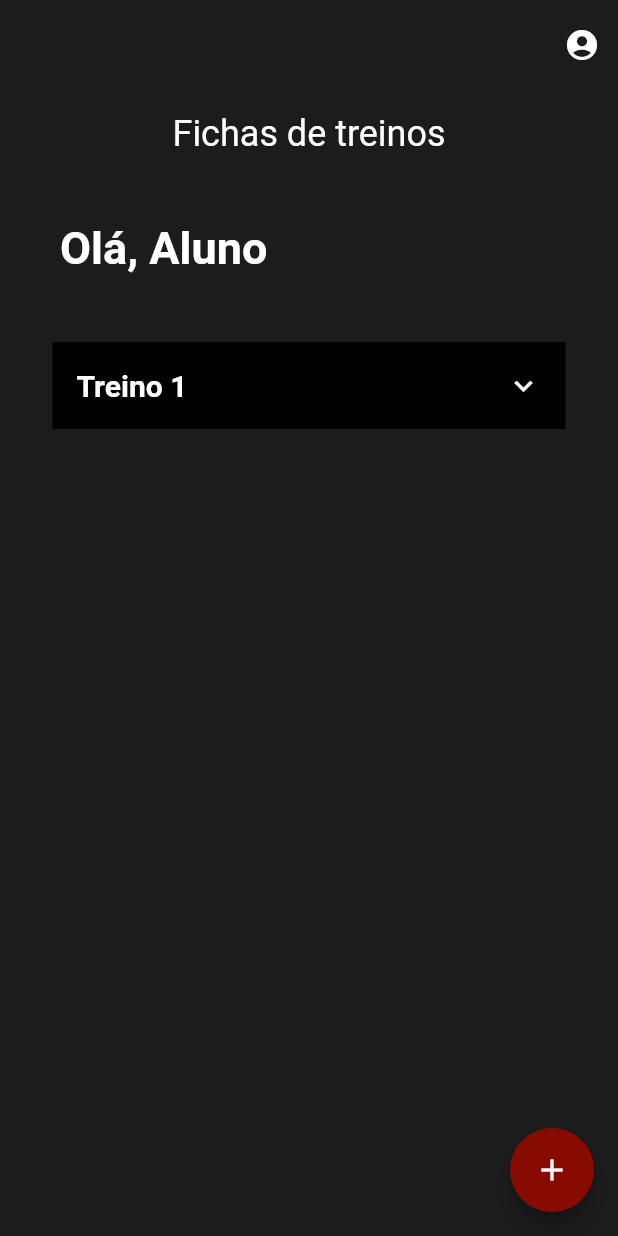
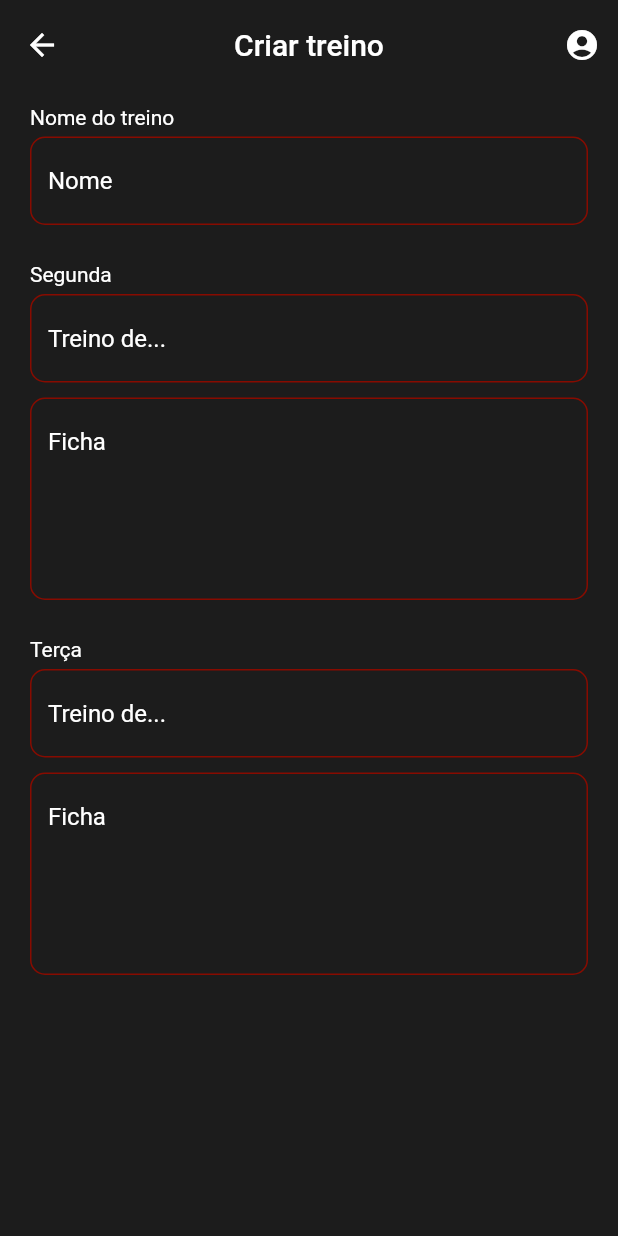
Before and after one commit to marcos-barcelar/IronChampions-app, a Flutter app: the screen it shows after launch, on a phone screen of 412 x 824 dp. Run offline on Flutter 3.47's test engine with Material 2 defaults, Android fonts, the phone set to English and light mode, and no system bars.

Commit message:
tela de criar treino iniciada

```diff
--- a/lib/main.dart
+++ b/lib/main.dart
@@ -1,4 +1,5 @@
 import 'package:flutter/material.dart';
+import 'package:ironchampions_gym/screens/insert_screen.dart';
 import 'package:ironchampions_gym/screens/login_screen.dart';
 import 'package:ironchampions_gym/screens/primary_screen.dart';
 import 'package:ironchampions_gym/screens/profile_screen.dart';
@@ -18,7 +19,7 @@ class MyApp extends StatelessWidget {
       theme: ThemeData(
         primarySwatch: Colors.blue,
       ),
-      home: PrimaryScreen(),
+      home: InsertScreen(),
     );
   }
 }
--- /dev/null
+++ b/lib/screens/insert_screen.dart
@@ -0,0 +1,158 @@
+import 'package:flutter/material.dart';
+
+class InsertScreen extends StatelessWidget {
+  const InsertScreen({Key? key}) : super(key: key);
+
+  @override
+  Widget build(BuildContext context) {
+    return Scaffold(
+      backgroundColor: Color(0xFF1C1C1C),
+      appBar: AppBar(
+        backgroundColor: Color(0xFF1C1C1C),
+        toolbarHeight: 60,
+        elevation: 0,
+        leading: IconButton(
+          onPressed: () {},
+          icon: Icon(
+            Icons.arrow_back,
+            color: Colors.white,
+          ),
+        ),
+        title: Text(
+          'Criar treino',
+          style: TextStyle(color: Colors.white),
+        ),
+        centerTitle: true,
+        actions: [
+          IconButton(
+            onPressed: () {},
+            icon: Icon(
+              Icons.account_circle,
+              color: Colors.white,
+            ),
+          ),
+        ],
+      ),
+      body: Padding(
+        padding: const EdgeInsets.fromLTRB(20.0, 10.0, 20.0, 0),
+        child: Column(
+          crossAxisAlignment: CrossAxisAlignment.stretch,
+          mainAxisAlignment: MainAxisAlignment.start,
+          children: [
+            Text(
+              'Nome do treino',
+              style: TextStyle(color: Colors.white),
+            ),
+            SizedBox(height: 5),
+            TextFormField(
+              style: TextStyle(color: Colors.white),
+              cursorColor: Color(0xFF870B00),
+              decoration: InputDecoration(
+                hintText: 'Nome',
+                hintStyle: TextStyle(color: Colors.white),
+                filled: true,
+                fillColor: Color(0xFF1C1C1C),
+                enabledBorder: OutlineInputBorder(
+                  borderRadius: BorderRadius.circular(10.0),
+                  borderSide: BorderSide(color: Color(0xFF870B00)),
+                ),
+                focusedBorder: OutlineInputBorder(
+                  borderRadius: BorderRadius.circular(10.0),
+                  borderSide: BorderSide(color: Color(0xFF870B00)),
+                ),
+              ),
+            ),
+            SizedBox(height: 25),
+            Text(
+              'Segunda',
+              style: TextStyle(color: Colors.white),
+            ),
+            SizedBox(height: 5),
+            TextFormField(
+              style: TextStyle(color: Colors.white),
+              cursorColor: Color(0xFF870B00),
+              decoration: InputDecoration(
+                hintText: 'Treino de...',
+                hintStyle: TextStyle(color: Colors.white),
+                filled: true,
+                fillColor: Color(0xFF1C1C1C),
+                enabledBorder: OutlineInputBorder(
+                  borderRadius: BorderRadius.circular(10.0),
+                  borderSide: BorderSide(color: Color(0xFF870B00)),
+                ),
+                focusedBorder: OutlineInputBorder(
+                  borderRadius: BorderRadius.circular(10.0),
+                  borderSide: BorderSide(color: Color(0xFF870B00)),
+                ),
+              ),
+            ),
+            SizedBox(height: 10),
+            TextFormField(
+              style: TextStyle(color: Colors.white),
+              maxLines: 5,
+              cursorColor: Color(0xFF870B00),
+              decoration: InputDecoration(
+                hintText: 'Ficha',
+                hintStyle: TextStyle(color: Colors.white),
+                filled: true,
+                fillColor: Color(0xFF1C1C1C),
+                enabledBorder: OutlineInputBorder(
+                  borderRadius: BorderRadius.circular(10.0),
+                  borderSide: BorderSide(color: Color(0xFF870B00)),
+                ),
+                focusedBorder: OutlineInputBorder(
+                  borderRadius: BorderRadius.circular(10.0),
+                  borderSide: BorderSide(color: Color(0xFF870B00)),
+                ),
+              ),
+            ),
+            SizedBox(height: 25), Text(
+              'Terça',
+              style: TextStyle(color: Colors.white),
+            ),
+            SizedBox(height: 5),
+            TextFormField(
+              style: TextStyle(color: Colors.white),
+              cursorColor: Color(0xFF870B00),
+              decoration: InputDecoration(
+                hintText: 'Treino de...',
+                hintStyle: TextStyle(color: Colors.white),
+                filled: true,
+                fillColor: Color(0xFF1C1C1C),
+                enabledBorder: OutlineInputBorder(
+                  borderRadius: BorderRadius.circular(10.0),
+                  borderSide: BorderSide(color: Color(0xFF870B00)),
+                ),
+                focusedBorder: OutlineInputBorder(
+                  borderRadius: BorderRadius.circular(10.0),
+                  borderSide: BorderSide(color: Color(0xFF870B00)),
+                ),
+              ),
+            ),
+            SizedBox(height: 10),
+            TextFormField(
+              style: TextStyle(color: Colors.white),
+              maxLines: 5,
+              cursorColor: Color(0xFF870B00),
+              decoration: InputDecoration(
+                hintText: 'Ficha',
+                hintStyle: TextStyle(color: Colors.white),
+                filled: true,
+                fillColor: Color(0xFF1C1C1C),
+                enabledBorder: OutlineInputBorder(
+                  borderRadius: BorderRadius.circular(10.0),
+                  borderSide: BorderSide(color: Color(0xFF870B00)),
+                ),
+                focusedBorder: OutlineInputBorder(
+                  borderRadius: BorderRadius.circular(10.0),
+                  borderSide: BorderSide(color: Color(0xFF870B00)),
+                ),
+              ),
+            ),
+            SizedBox(height: 10),
+          ],
+        ),
+      ),
+    );
+  }
+}
```
